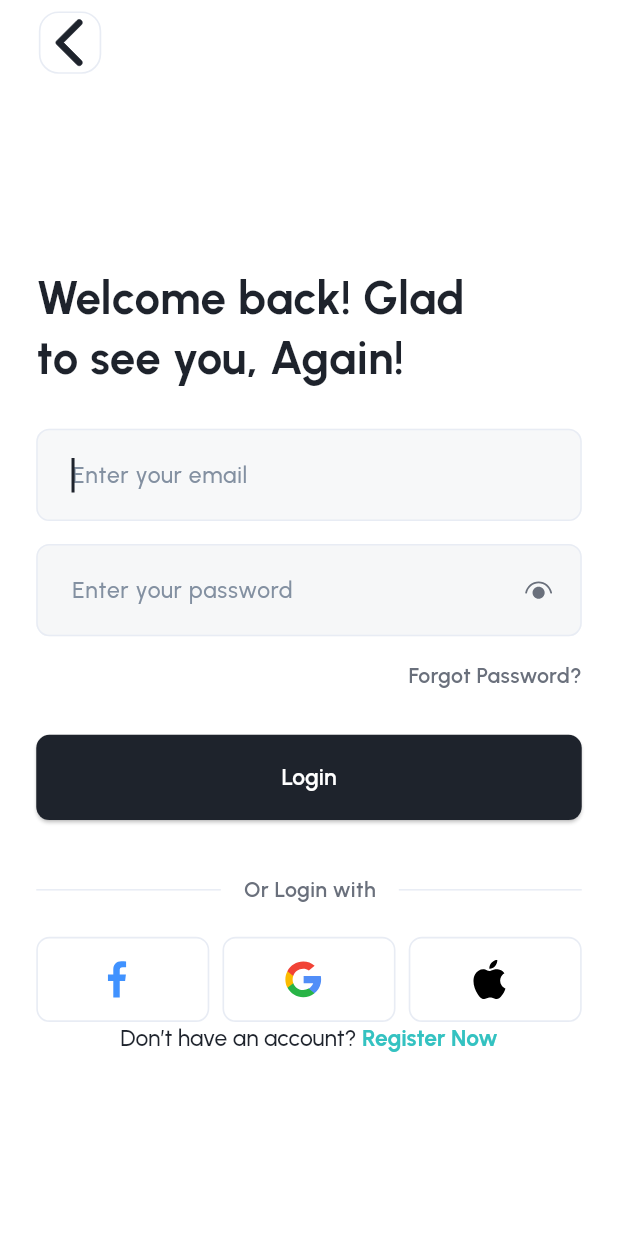
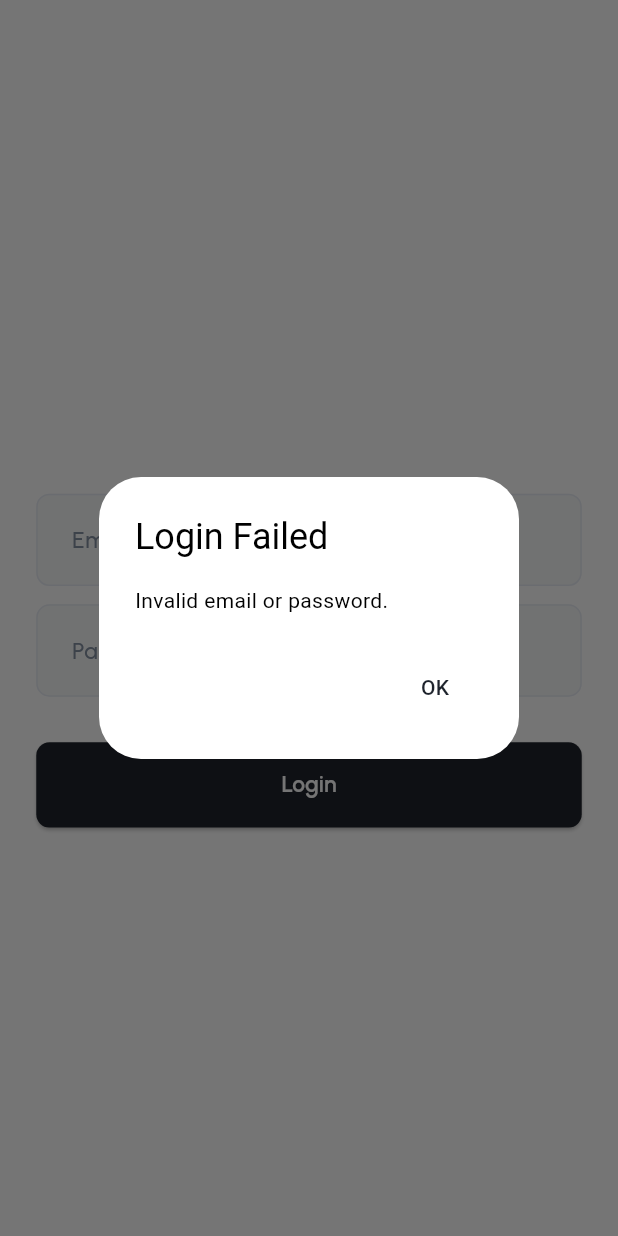
Before and after one commit to tantd21/flutter_login_register, a Flutter app: the LoginScreen screen opened by its route, after a tap on "Login", on a phone screen of 412 x 824 dp. Run offline on Flutter 3.47's test engine with Material 3 defaults, Android fonts, the phone set to English and light mode, and no system bars; our stand-ins replace cached_network_image, flutter_svg; missing offline and left inert: mongo_dart.

Commit message:
login update

```diff
--- a/lib/dbHelper/mongodb.dart
+++ b/lib/dbHelper/mongodb.dart
@@ -1,23 +1,24 @@
-
 import 'dart:developer';
 import 'package:thi_don_s_application2/MongoDBModel.dart';
 import 'package:thi_don_s_application2/dbHelper/constant.dart';
 import 'package:mongo_dart/mongo_dart.dart';
 
 class MongoDatabase {
-  static var db, userColection;
+  static var db, userCollection;
+
   static connect() async {
     db = await Db.create(MONGO_CONN_URL);
     await db.open();
     inspect(db);
-    userColection = db.collection(USER_COLLECTION);
+    userCollection = db.collection(USER_COLLECTION);
   }
-  static Future<String> insert(MongoDbModel data) async{
+
+  static Future<String> insert(MongoDbModel data) async {
     try {
-      var result = await userColection.insertOne(data.toJson());
-      if(result.isSuccess){
+      var result = await userCollection.insertOne(data.toJson());
+      if (result.isSuccess) {
         return "Đăng ký thành công";
-      } else{
+      } else {
         return "Đăng ký thất bại";
       }
     } catch (e) {
@@ -25,4 +26,18 @@ class MongoDatabase {
       return e.toString();
     }
   }
+
+  static Future<MongoDbModel?> getUserByEmail(String email) async {
+    try {
+      var user = await userCollection.findOne({"email": email});
+      if (user != null) {
+        return MongoDbModel.fromJson(user);
+      } else {
+        return null;
+      }
+    } catch (e) {
+      print(e.toString());
+      return null;
+    }
+  }
 }
--- a/lib/presentation/app_navigation_screen/app_navigation_screen.dart
+++ b/lib/presentation/app_navigation_screen/app_navigation_screen.dart
@@ -34,8 +34,8 @@ class AppNavigationScreen extends StatelessWidget {
                         _buildScreenTitle(
                           context,
                           screenTitle: "Login",
-                          onTapScreenTitle: () =>
-                              onTapScreenTitle(context, AppRoutes.loginScreen),
+                          onTapScreenTitle: () => onTapScreenTitle
+                              (context, AppRoutes.loginScreen),
                         ),
                         _buildScreenTitle(
                           context,
--- a/lib/presentation/login_screen/login_screen.dart
+++ b/lib/presentation/login_screen/login_screen.dart
@@ -1,16 +1,15 @@
+import 'package:flutter/material.dart';
+import 'package:thi_don_s_application2/dbHelper/mongodb.dart';
 import 'package:thi_don_s_application2/widgets/app_bar/custom_app_bar.dart';
-import 'package:thi_don_s_application2/widgets/app_bar/appbar_leading_iconbutton.dart';
 import 'package:thi_don_s_application2/widgets/custom_text_form_field.dart';
 import 'package:thi_don_s_application2/widgets/custom_elevated_button.dart';
-import 'package:flutter/material.dart';
 import 'package:thi_don_s_application2/core/app_export.dart';
+import 'package:thi_don_s_application2/presentation/welcome_screen/welcome_screen.dart'; // Import the HomeScreen where user will be redirected upon successful login
 
-// ignore_for_file: must_be_immutable
 class LoginScreen extends StatelessWidget {
   LoginScreen({Key? key}) : super(key: key);
 
   TextEditingController emailController = TextEditingController();
-
   TextEditingController passwordController = TextEditingController();
 
   GlobalKey<FormState> _formKey = GlobalKey<FormState>();
@@ -24,152 +23,92 @@ class LoginScreen extends StatelessWidget {
         body: Center(
           child: SingleChildScrollView(
             padding: EdgeInsets.only(
-                        bottom: MediaQuery.of(context).viewInsets.bottom),
+              bottom: MediaQuery.of(context).viewInsets.bottom,
+            ),
             child: Form(
               key: _formKey,
               child: Container(
                 width: double.maxFinite,
-                            padding: EdgeInsets.symmetric(
-                                horizontal: 22.h, vertical: 20.v),
+                padding: EdgeInsets.symmetric(horizontal: 22.h, vertical: 20.v),
                 child: Column(
                   mainAxisAlignment: MainAxisAlignment.center,
                   children: [
-                                  Align(
-                                      alignment: Alignment.centerLeft,
-                                      child: Container(
-                                          width: 272.h,
-                                          margin: EdgeInsets.only(right: 58.h),
-                                          child: Text(
-                                              "Welcome back! Glad to see you, Again!",
-                                              maxLines: 2,
-                                              overflow: TextOverflow.ellipsis,
-                                              style: theme
-                                                  .textTheme.headlineLarge!
-                                                  .copyWith(height: 1.30)))),
-                                  SizedBox(height: 26.v),
-                                  CustomTextFormField(
-                                      controller: emailController,
-                                      hintText: "Enter your email",
-                                      textInputType:
-                                          TextInputType.emailAddress),
-                                  SizedBox(height: 15.v),
-                                  CustomTextFormField(
-                                      controller: passwordController,
-                                      hintText: "Enter your password",
-                                      textInputAction: TextInputAction.done,
-                                      textInputType:
-                                          TextInputType.visiblePassword,
-                                      suffix: Container(
-                                          margin: EdgeInsets.fromLTRB(
-                                              30.h, 17.v, 16.h, 17.v),
-                                          child: CustomImageView(
-                                              imagePath: ImageConstant
-                                                  .imgFluenteye20filled,
-                                              height: 22.adaptSize,
-                                              width: 22.adaptSize)),
-                                      suffixConstraints:
-                                          BoxConstraints(maxHeight: 56.v),
-                                      obscureText: true,
-                                      contentPadding: EdgeInsets.only(
-                                          left: 18.h, top: 19.v, bottom: 19.v),
-                                      borderDecoration: TextFormFieldStyleHelper
-                                          .outlineOnPrimaryTL8,
-                                      fillColor: appTheme.gray100),
-                                  SizedBox(height: 16.v),
-                                  Align(
-                                      alignment: Alignment.centerRight,
-                                      child: Text("Forgot Password?",
-                                          style: CustomTextStyles
-                                              .titleSmallGray600)),
-                                  SizedBox(height: 29.v),
-                                  CustomElevatedButton(text: "Login"),
-                                  SizedBox(height: 36.v),
-                                  _buildLoginWith(context),
-                                  SizedBox(height: 21.v),
-                                  _buildTwo(context),
-                                  Spacer(),
-                                  SizedBox(height: 2.v),
-                                  RichText(
-                                      text: TextSpan(children: [
-                                        TextSpan(
-                                            text: "Don’t have an account? ",
-                                            style: CustomTextStyles
-                                                .titleSmallff1e232c),
-                                        TextSpan(
-                                            text: "Register Now",
-                                            style: CustomTextStyles
-                                                .titleSmallff34c2c1)
-                                      ]),
-                                      textAlign: TextAlign.left)
-                                ])))))));
+                    _buildEmail(context),
+                    SizedBox(height: 12.v),
+                    _buildPassword(context),
+                    SizedBox(height: 30.v),
+                    _buildLogin(context),
+                  ],
+                ),
+              ),
+            ),
+          ),
+        ),
+      ),
+    );
   }
 
-  /// Section Widget
   PreferredSizeWidget _buildAppBar(BuildContext context) {
     return CustomAppBar(
-        leadingWidth: double.maxFinite,
-        leading: AppbarLeadingIconbutton(
-            imagePath: ImageConstant.imgArrowLeft,
-            margin: EdgeInsets.fromLTRB(22.h, 7.v, 312.h, 7.v),
-            onTap: () {
-              onTapArrowLeft(context);
-            }));
+      // Customize your app bar here if needed
+    );
   }
 
-  /// Section Widget
-  Widget _buildLoginWith(BuildContext context) {
-    return Row(mainAxisAlignment: MainAxisAlignment.spaceBetween, children: [
-      Padding(
-          padding: EdgeInsets.symmetric(vertical: 8.v),
-          child: SizedBox(width: 112.h, child: Divider())),
-      Text("Or Login with", style: CustomTextStyles.titleSmallGray600),
-      Padding(
-          padding: EdgeInsets.symmetric(vertical: 8.v),
-          child: SizedBox(width: 111.h, child: Divider()))
-    ]);
+  Widget _buildEmail(BuildContext context) {
+    return CustomTextFormField(
+      controller: emailController,
+      hintText: "Email",
+      textInputType: TextInputType.emailAddress,
+    );
   }
 
-  /// Section Widget
-  Widget _buildTwo(BuildContext context) {
-    return Row(mainAxisAlignment: MainAxisAlignment.spaceBetween, children: [
-      Container(
-          height: 56.v,
-          width: 105.h,
-          padding: EdgeInsets.symmetric(horizontal: 36.h, vertical: 14.v),
-          decoration: AppDecoration.outlineOnPrimary
-              .copyWith(borderRadius: BorderRadiusStyle.roundedBorder8),
-          child: CustomImageView(
-              imagePath: ImageConstant.imgFacebookIc,
-              height: 26.adaptSize,
-              width: 26.adaptSize,
-              alignment: Alignment.centerLeft)),
-      Container(
-          height: 56.v,
-          width: 105.h,
-          padding: EdgeInsets.symmetric(horizontal: 36.h, vertical: 14.v),
-          decoration: AppDecoration.outlineOnPrimary
-              .copyWith(borderRadius: BorderRadiusStyle.roundedBorder8),
-          child: CustomImageView(
-              imagePath: ImageConstant.imgGoogleIc,
-              height: 26.adaptSize,
-              width: 26.adaptSize,
-              alignment: Alignment.centerLeft)),
-      Container(
-          height: 56.v,
-          width: 105.h,
-          padding: EdgeInsets.symmetric(horizontal: 36.h, vertical: 14.v),
-          decoration: AppDecoration.outlineOnPrimary
-              .copyWith(borderRadius: BorderRadiusStyle.roundedBorder8),
-          child: CustomImageView(
-              imagePath: ImageConstant.imgCibApple,
-              height: 26.adaptSize,
-              width: 26.adaptSize,
-              alignment: Alignment.centerLeft))
-    ]);
+  Widget _buildPassword(BuildContext context) {
+    return CustomTextFormField(
+      controller: passwordController,
+      hintText: "Password",
+      textInputType: TextInputType.visiblePassword,
+      obscureText: true,
+    );
   }
 
-  /// Navigates back to the previous screen.
-  onTapArrowLeft(BuildContext context) {
-    Navigator.pop(context);
+  Widget _buildLogin(BuildContext context) {
+    return CustomElevatedButton(
+      text: "Login",
+      onPressed: () {
+        if (_formKey.currentState!.validate()) {
+          String email = emailController.text;
+          String password = passwordController.text;
+          _loginUser(email, password, context);
+        }
+      },
+    );
+  }
+
+  void _loginUser(String email, String password, BuildContext context) async {
+    var user = await MongoDatabase.getUserByEmail(email);
+    if (user != null && user.password == password) {
+      Navigator.pushReplacement(
+        context,
+        MaterialPageRoute(builder: (context) => WelcomeScreen()),
+      );
+    } else {
+      showDialog(
+        context: context,
+        builder: (BuildContext context) {
+          return AlertDialog(
+            title: Text('Login Failed'),
+            content: Text('Invalid email or password.'),
+            actions: [
+              TextButton(
+                onPressed: () {
+                  Navigator.of(context).pop();
+                },
+                child: Text('OK'),
+              ),
+            ],
+          );
+        },
+      );
     }
   }
+}
--- a/lib/presentation/welcome_screen/welcome_screen.dart
+++ b/lib/presentation/welcome_screen/welcome_screen.dart
@@ -1,6 +1,5 @@
 import 'package:flutter/material.dart';
 import 'package:thi_don_s_application2/core/app_export.dart';
-import 'package:thi_don_s_application2/presentation/app_navigation_screen/app_navigation_screen.dart';
 import 'package:thi_don_s_application2/widgets/custom_elevated_button.dart';
 import 'package:thi_don_s_application2/widgets/custom_outlined_button.dart';
 
--- a/lib/theme/custom_text_style.dart
+++ b/lib/theme/custom_text_style.dart
@@ -40,6 +40,7 @@ class CustomTextStyles {
 }
 
 extension on TextStyle {
+  // ignore: unused_element
   TextStyle get urbanist {
     return copyWith(
       fontFamily: 'Urbanist',
--- a/lib/theme/theme_helper.dart
+++ b/lib/theme/theme_helper.dart
@@ -1,3 +1,4 @@
+// ignore: unnecessary_import
 import 'dart:ui';
 import 'package:flutter/material.dart';
 import 'package:thi_don_s_application2/core/utils/size_utils.dart';
--- a/lib/widgets/base_button.dart
+++ b/lib/widgets/base_button.dart
@@ -1,4 +1,5 @@
 import 'package:flutter/material.dart';
+// ignore: unused_import
 import '../core/app_export.dart';
 
 class BaseButton extends StatelessWidget {
```
Lines whose indentation alone changed are shown as unchanged.
